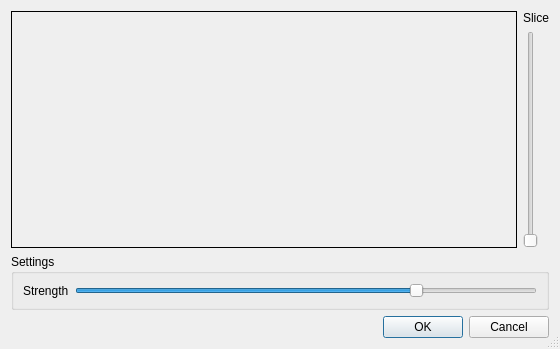
First picture: the form in applications/3DimViewer/ui/CFilterDialog.ui, repository SindenDev/3dimviewer, before the edit.
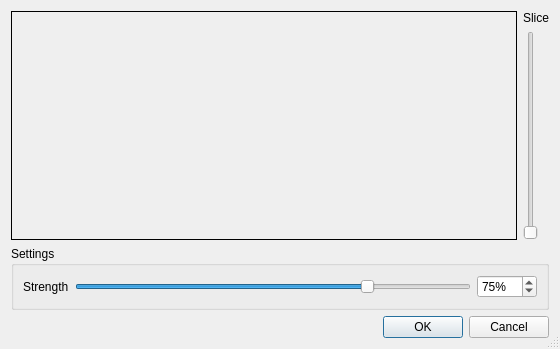
Second picture: the form after the edit.

Diff of the .ui file:
```diff
--- a/applications/3DimViewer/ui/CFilterDialog.ui
+++ b/applications/3DimViewer/ui/CFilterDialog.ui
@@ -101,6 +101,28 @@
         </property>
        </widget>
       </item>
+      <item>
+       <widget class="QSpinBox" name="spinBoxStrength">
+        <property name="minimumSize">
+         <size>
+          <width>60</width>
+          <height>0</height>
+         </size>
+        </property>
+        <property name="suffix">
+         <string>%</string>
+        </property>
+        <property name="minimum">
+         <number>1</number>
+        </property>
+        <property name="maximum">
+         <number>100</number>
+        </property>
+        <property name="value">
+         <number>75</number>
+        </property>
+       </widget>
+      </item>
      </layout>
     </widget>
    </item>
```
